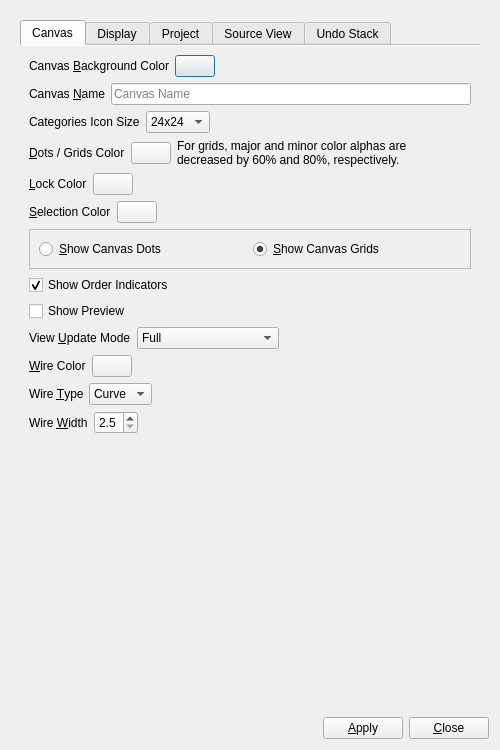
This is UI/glitch-canvas-settings.ui in textbrowser/glitch as Qt 5 draws it before an edit. The edited form follows.
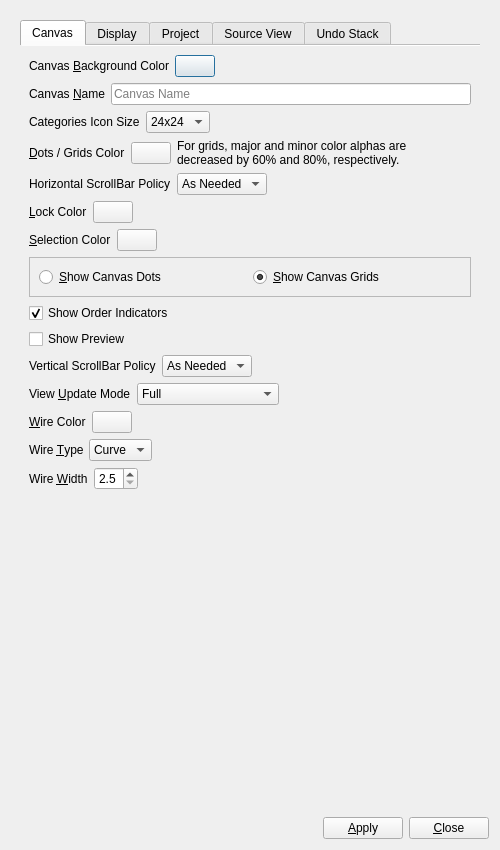
This is the edited form. Icons and pictures are not drawn. Custom widgets are drawn as their Qt base class.

```diff
--- a/UI/glitch-canvas-settings.ui
+++ b/UI/glitch-canvas-settings.ui
@@ -7,7 +7,7 @@
     <x>0</x>
     <y>0</y>
     <width>500</width>
-    <height>750</height>
+    <height>850</height>
    </rect>
   </property>
   <property name="windowTitle">
@@ -32,7 +32,7 @@
         <x>0</x>
         <y>0</y>
         <width>488</width>
-        <height>692</height>
+        <height>792</height>
        </rect>
       </property>
       <layout class="QVBoxLayout" name="verticalLayout_2">
@@ -211,6 +211,58 @@
              </item>
             </layout>
            </item>
+           <item>
+            <layout class="QHBoxLayout" name="horizontalLayout_20">
+             <item>
+              <widget class="QLabel" name="label_18">
+               <property name="text">
+                <string>Horizontal ScrollBar Policy</string>
+               </property>
+               <property name="buddy">
+                <cstring>categories_icon_size</cstring>
+               </property>
+              </widget>
+             </item>
+             <item>
+              <widget class="QComboBox" name="horizontal_scrollbar_policy">
+               <property name="currentIndex">
+                <number>0</number>
+               </property>
+               <property name="sizeAdjustPolicy">
+                <enum>QComboBox::AdjustToContents</enum>
+               </property>
+               <item>
+                <property name="text">
+                 <string>As Needed</string>
+                </property>
+               </item>
+               <item>
+                <property name="text">
+                 <string>Off</string>
+                </property>
+               </item>
+               <item>
+                <property name="text">
+                 <string>On</string>
+                </property>
+               </item>
+              </widget>
+             </item>
+             <item>
+              <spacer name="horizontalSpacer_17">
+               <property name="orientation">
+                <enum>Qt::Horizontal</enum>
+               </property>
+               <property name="sizeHint" stdset="0">
+                <size>
+                 <width>40</width>
+                 <height>20</height>
+                </size>
+               </property>
+              </spacer>
+             </item>
+            </layout>
+           </item>
            <item>
             <layout class="QHBoxLayout" name="horizontalLayout_15">
              <item>
@@ -334,6 +386,58 @@
              </property>
             </widget>
            </item>
+           <item>
+            <layout class="QHBoxLayout" name="horizontalLayout_21">
+             <item>
+              <widget class="QLabel" name="label_19">
+               <property name="text">
+                <string>Vertical ScrollBar Policy</string>
+               </property>
+               <property name="buddy">
+                <cstring>categories_icon_size</cstring>
+               </property>
+              </widget>
+             </item>
+             <item>
+              <widget class="QComboBox" name="vertical_scrollbar_policy">
+               <property name="currentIndex">
+                <number>0</number>
+               </property>
+               <property name="sizeAdjustPolicy">
+                <enum>QComboBox::AdjustToContents</enum>
+               </property>
+               <item>
+                <property name="text">
+                 <string>As Needed</string>
+                </property>
+               </item>
+               <item>
+                <property name="text">
+                 <string>Off</string>
+                </property>
+               </item>
+               <item>
+                <property name="text">
+                 <string>On</string>
+                </property>
+               </item>
+              </widget>
+             </item>
+             <item>
+              <spacer name="horizontalSpacer_18">
+               <property name="orientation">
+                <enum>Qt::Horizontal</enum>
+               </property>
+               <property name="sizeHint" stdset="0">
+                <size>
+                 <width>40</width>
+                 <height>20</height>
+                </size>
+               </property>
+              </spacer>
+             </item>
+            </layout>
+           </item>
            <item>
             <layout class="QHBoxLayout" name="horizontalLayout">
              <item>
```
Left out of the diff: 2 changed lines with no effect on the pictures.
